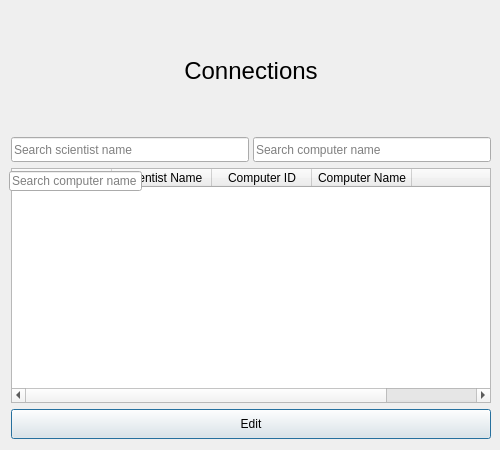
Old version of the form GUI-verklegtVika3/connectiondialog.ui in the repository streamerinn/Verklegt-1.
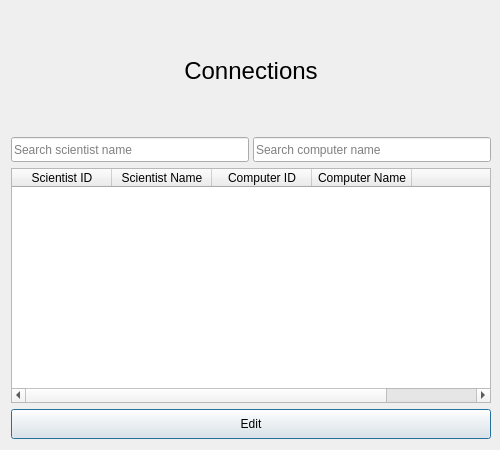
New version of the form. Icons and pictures are not drawn.

Commit message: Tab order mate

What changed in the file:
```diff
--- a/GUI-verklegtVika3/connectiondialog.ui
+++ b/GUI-verklegtVika3/connectiondialog.ui
@@ -168,22 +168,6 @@
     </widget>
    </item>
   </layout>
-  <widget class="QLineEdit" name="SearchScientistName">
-   <property name="geometry">
-    <rect>
-     <x>9</x>
-     <y>171</y>
-     <width>133</width>
-     <height>20</height>
-    </rect>
-   </property>
-   <property name="styleSheet">
-    <string notr="true"/>
-   </property>
-   <property name="placeholderText">
-    <string>Search computer name</string>
-   </property>
-  </widget>
  </widget>
  <resources/>
  <connections/>
```
Left out of the diff: 11 changed lines with no effect on the pictures. The commit also changes 4 other files.
